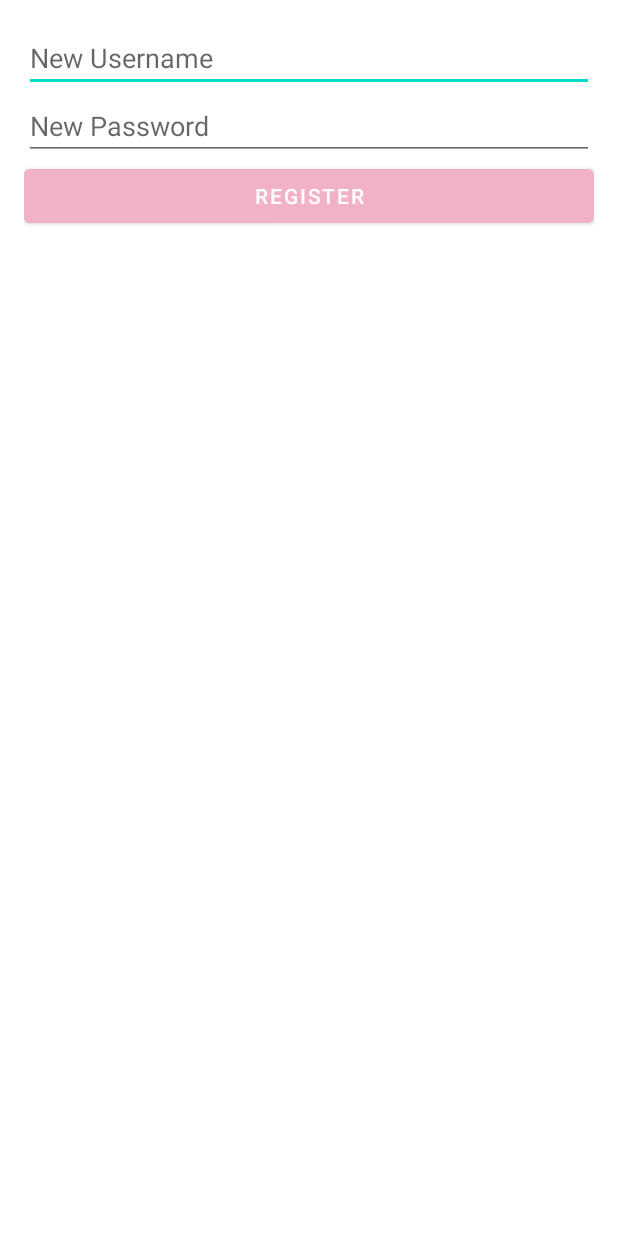
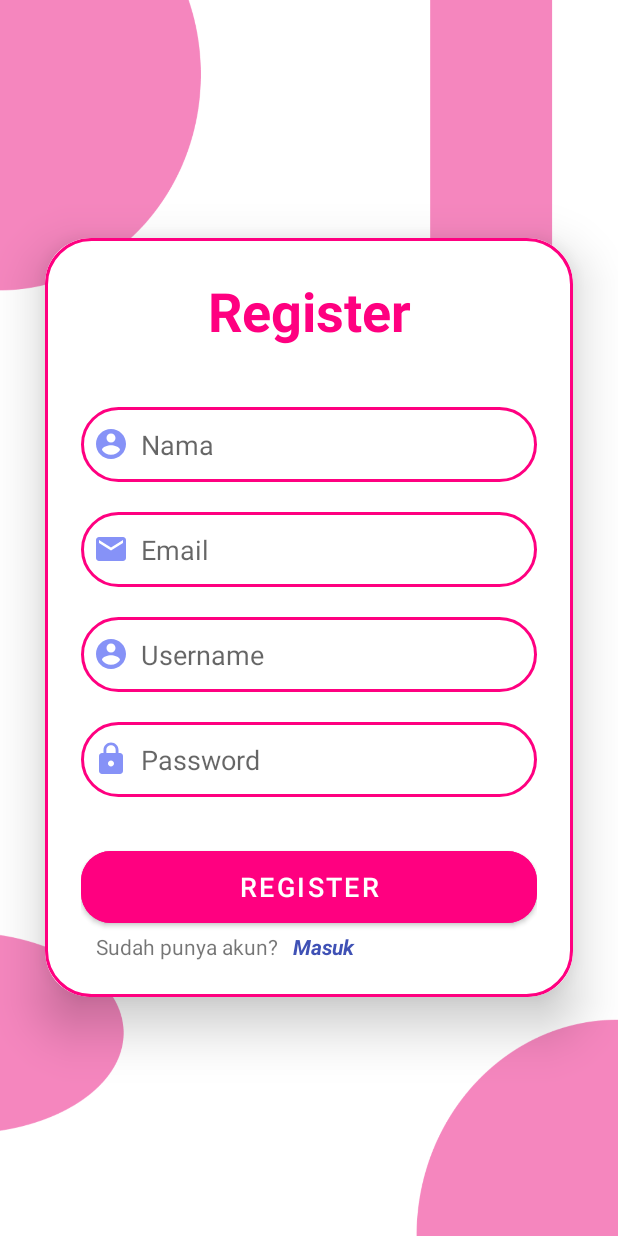
Before and after one commit to AfkarSiddiq/testingProject, an Android app: the layout activity_register.xml on its own in the app's theme, with its tools: preview values and no code run, on a phone screen of 412 x 824 dp. Run offline under Robolectric (Android 15) with nearby library versions, the phone set to English and light mode, and no system bars.

Commit message:
Register Page

```diff
--- a/AAGLory/app/src/main/AndroidManifest.xml
+++ b/AAGLory/app/src/main/AndroidManifest.xml
@@ -28,6 +28,7 @@
         <activity android:name=".MakeUp" />
         <activity android:name=".SerumWajah" />
         <activity android:name=".Lips" />
+        <activity android:name=".Register" />
     </application>
 
 </manifest>
--- a/AAGLory/app/src/main/java/com/example/aaglory/MainActivity.kt
+++ b/AAGLory/app/src/main/java/com/example/aaglory/MainActivity.kt
@@ -24,6 +24,11 @@ class MainActivity : AppCompatActivity() {
         password = binding.password
         loginButton = binding.loginButton
 
+        binding.registerText.setOnClickListener {
+            val intent = Intent(this, Register::class.java)
+            startActivity(intent)
+        }
+
         binding.loginButton.setOnClickListener(View.OnClickListener {
             if (binding.username.text.toString() == "user" && binding.password.text.toString() == "1234"){
                 Toast.makeText(this, "Login Successful!", Toast.LENGTH_SHORT).show()
--- /dev/null
+++ b/AAGLory/app/src/main/java/com/example/aaglory/Register.kt
@@ -0,0 +1,30 @@
+package com.example.aaglory
+
+import android.content.Intent
+import android.os.Bundle
+import android.widget.Toast
+import androidx.appcompat.app.AppCompatActivity
+import com.example.aaglory.databinding.ActivityRegisterBinding
+
+
+class Register: AppCompatActivity() {
+    private lateinit var binding: ActivityRegisterBinding
+
+    override fun onCreate(savedInstanceState: Bundle?) {
+        super.onCreate(savedInstanceState)
+        binding = ActivityRegisterBinding.inflate(layoutInflater)
+        setContentView(binding.root)
+
+        binding.LoginText.setOnClickListener {
+            val intent = Intent(this, MainActivity::class.java)
+            startActivity(intent)
+        }
+
+        binding.registerButton.setOnClickListener{
+            Toast.makeText(this, "Register Successful!", Toast.LENGTH_SHORT).show()
+            val intent = Intent(this, MainActivity::class.java)
+            startActivity(intent)
+        }
+    }
+
+}
--- /dev/null
+++ b/AAGLory/app/src/main/res/drawable/baseline_email_24.xml
@@ -0,0 +1,5 @@
+<vector android:height="24dp" android:tint="#8692f7"
+    android:viewportHeight="24" android:viewportWidth="24"
+    android:width="24dp" xmlns:android="http://schemas.android.com/apk/res/android">
+    <path android:fillColor="@android:color/white" android:pathData="M20,4L4,4c-1.1,0 -1.99,0.9 -1.99,2L2,18c0,1.1 0.9,2 2,2h16c1.1,0 2,-0.9 2,-2L22,6c0,-1.1 -0.9,-2 -2,-2zM20,8l-8,5 -8,-5L4,6l8,5 8,-5v2z"/>
+</vector>
--- a/AAGLory/app/src/main/res/layout/activity_main.xml
+++ b/AAGLory/app/src/main/res/layout/activity_main.xml
@@ -71,6 +71,30 @@
                 android:backgroundTint="@color/pink"
                 app:cornerRadius = "20dp"/>
 
+            <LinearLayout
+                android:layout_width="match_parent"
+                android:layout_height="match_parent"
+                android:orientation="horizontal">
+
+                <TextView
+                    android:id="@+id/textView36"
+                    android:layout_width="wrap_content"
+                    android:layout_height="wrap_content"
+                    android:layout_marginLeft="10dp"
+                    android:text="Tidak punya akun?" />
+
+                <TextView
+                    android:id="@+id/registerText"
+                    android:layout_width="wrap_content"
+                    android:layout_height="wrap_content"
+                    android:layout_marginLeft="10dp"
+                    android:layout_weight="1"
+                    android:shadowColor="#000000"
+                    android:text="Daftar"
+                    android:textColor="#3F51B5" />
+
+            </LinearLayout>
+
 
         </LinearLayout>
 
--- a/AAGLory/app/src/main/res/layout/activity_register.xml
+++ b/AAGLory/app/src/main/res/layout/activity_register.xml
@@ -1,27 +1,129 @@
 <?xml version="1.0" encoding="utf-8"?>
-<LinearLayout xmlns:android="http://schemas.android.com/apk/res/android"
+<LinearLayout
+    xmlns:android="http://schemas.android.com/apk/res/android"
+    xmlns:app="http://schemas.android.com/apk/res-auto"
+    xmlns:tools="http://schemas.android.com/tools"
     android:layout_width="match_parent"
     android:layout_height="match_parent"
     android:orientation="vertical"
-    android:padding="16dp">
+    android:gravity="center"
+    android:background="@drawable/background"
+    tools:context=".MainActivity">
 
-    <EditText
-        android:id="@+id/etNewUsername"
+    <androidx.cardview.widget.CardView
         android:layout_width="match_parent"
         android:layout_height="wrap_content"
-        android:hint="New Username" />
+        android:layout_margin="30dp"
+        app:cardCornerRadius="30dp"
+        app:cardElevation="20dp">
 
-    <EditText
-        android:id="@+id/etNewPassword"
-        android:layout_width="match_parent"
-        android:layout_height="wrap_content"
-        android:hint="New Password"
-        android:inputType="textPassword" />
+        <LinearLayout
+            android:layout_width="match_parent"
+            android:layout_height="wrap_content"
+            android:orientation="vertical"
+            android:layout_gravity="center_horizontal"
+            android:padding="24dp"
+            android:background="@drawable/custom_edittext"
+            tools:viewBindingIgnore="true">
 
-    <Button
-        android:id="@+id/btnRegister"
-        android:layout_width="match_parent"
-        android:layout_height="wrap_content"
-        android:text="Register" />
+            <TextView
+                android:id="@+id/loginText"
+                android:layout_width="match_parent"
+                android:layout_height="wrap_content"
+                android:text="Register"
+                android:textAlignment="center"
+                android:textColor="@color/pink"
+                android:textSize="36sp"
+                android:textStyle="bold" />
+
+            <EditText
+                android:id="@+id/nama"
+                android:layout_width="match_parent"
+                android:layout_height="50dp"
+                android:layout_marginTop="40dp"
+                android:background="@drawable/custom_edittext"
+                android:drawableLeft="@drawable/baseline_account_circle_24"
+                android:drawablePadding="8dp"
+                android:hint="Nama"
+                android:padding="8dp"
+                android:textColor="@color/black" />
+
+            <EditText
+                android:id="@+id/email"
+                android:layout_width="match_parent"
+                android:layout_height="50dp"
+                android:layout_marginTop="20dp"
+                android:background="@drawable/custom_edittext"
+                android:drawableLeft="@drawable/baseline_email_24"
+                android:drawablePadding="8dp"
+                android:hint="Email"
+                android:padding="8dp"
+                android:textColor="@color/black" />
+
+            <EditText
+                android:id="@+id/username"
+                android:layout_width="match_parent"
+                android:layout_height="50dp"
+                android:layout_marginTop="20dp"
+                android:background="@drawable/custom_edittext"
+                android:drawableLeft="@drawable/baseline_account_circle_24"
+                android:drawablePadding="8dp"
+                android:hint="Username"
+                android:padding="8dp"
+                android:textColor="@color/black" />
+
+            <EditText
+                android:layout_width="match_parent"
+                android:layout_height="50dp"
+                android:id="@+id/password"
+                android:background="@drawable/custom_edittext"
+                android:layout_marginTop="20dp"
+                android:inputType="textPassword"
+                android:padding="8dp"
+                android:hint="Password"
+                android:drawableLeft="@drawable/baseline_lock_24"
+                android:textColor="@color/black"
+                android:drawablePadding="8dp"/>
+
+            <Button
+                android:id="@+id/registerButton"
+                android:layout_width="match_parent"
+                android:layout_height="60dp"
+                android:layout_marginTop="30dp"
+                android:backgroundTint="@color/pink"
+                android:text="Register"
+                android:textSize="18sp"
+                app:cornerRadius="20dp" />
+
+            <LinearLayout
+                android:layout_width="match_parent"
+                android:layout_height="match_parent"
+                android:orientation="horizontal">
+
+                <TextView
+                    android:id="@+id/textView36"
+                    android:layout_width="wrap_content"
+                    android:layout_height="wrap_content"
+                    android:layout_marginLeft="10dp"
+                    android:text="Sudah punya akun?" />
+
+                <TextView
+                    android:id="@+id/LoginText"
+                    android:layout_width="wrap_content"
+                    android:layout_height="wrap_content"
+                    android:layout_marginLeft="10dp"
+                    android:layout_weight="1"
+                    android:shadowColor="#000000"
+                    android:text="Masuk"
+                    android:textColor="#3F51B5"
+                    android:textStyle="bold|italic" />
+
+            </LinearLayout>
+
+
+        </LinearLayout>
+
+    </androidx.cardview.widget.CardView>
+
 
 </LinearLayout>
```
